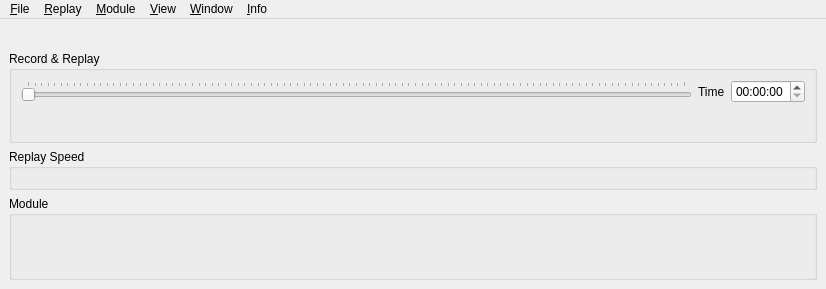
Qt form src/UserInterface/src/MainWindow.ui (till213/SkyDolly) before a commit.
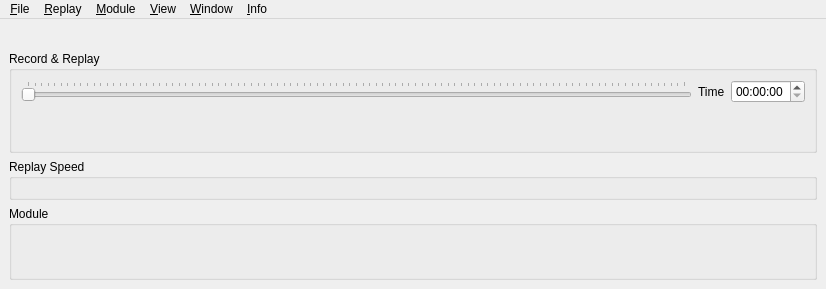
The same form after that commit. Icons and pictures are not drawn. Custom widgets are drawn as their Qt base class.

Commit message: Control button minimum size (specifically for "minimal UI")

The edit to the form file:
```diff
--- a/src/UserInterface/src/MainWindow.ui
+++ b/src/UserInterface/src/MainWindow.ui
@@ -134,6 +134,12 @@
           <layout class="QHBoxLayout" name="controlButtonLayout">
            <item>
             <widget class="ActionButton" name="recordButton">
+             <property name="minimumSize">
+              <size>
+               <width>0</width>
+               <height>32</height>
+              </size>
+             </property>
              <property name="text">
               <string/>
              </property>
@@ -144,6 +150,12 @@
            </item>
            <item>
             <widget class="ActionButton" name="skipToStartButton">
+             <property name="minimumSize">
+              <size>
+               <width>0</width>
+               <height>32</height>
+              </size>
+             </property>
              <property name="text">
               <string/>
              </property>
@@ -154,6 +166,12 @@
            </item>
            <item>
             <widget class="ActionButton" name="skipBackwardButton">
+             <property name="minimumSize">
+              <size>
+               <width>0</width>
+               <height>32</height>
+              </size>
+             </property>
              <property name="text">
               <string/>
              </property>
@@ -167,6 +185,12 @@
            </item>
            <item>
             <widget class="ActionButton" name="stopButton">
+             <property name="minimumSize">
+              <size>
+               <width>0</width>
+               <height>32</height>
+              </size>
+             </property>
              <property name="text">
               <string/>
              </property>
@@ -177,6 +201,12 @@
            </item>
            <item>
             <widget class="ActionButton" name="pauseButton">
+             <property name="minimumSize">
+              <size>
+               <width>0</width>
+               <height>32</height>
+              </size>
+             </property>
              <property name="text">
               <string/>
              </property>
@@ -187,6 +217,12 @@
            </item>
            <item>
             <widget class="ActionButton" name="playButton">
+             <property name="minimumSize">
+              <size>
+               <width>0</width>
+               <height>32</height>
+              </size>
+             </property>
              <property name="text">
               <string/>
              </property>
@@ -197,6 +233,12 @@
            </item>
            <item>
             <widget class="ActionButton" name="skipForwardButton">
+             <property name="minimumSize">
+              <size>
+               <width>0</width>
+               <height>32</height>
+              </size>
+             </property>
              <property name="text">
               <string/>
              </property>
@@ -210,6 +252,12 @@
            </item>
            <item>
             <widget class="ActionButton" name="skipToEndButton">
+             <property name="minimumSize">
+              <size>
+               <width>0</width>
+               <height>32</height>
+              </size>
+             </property>
              <property name="text">
               <string/>
              </property>
```
